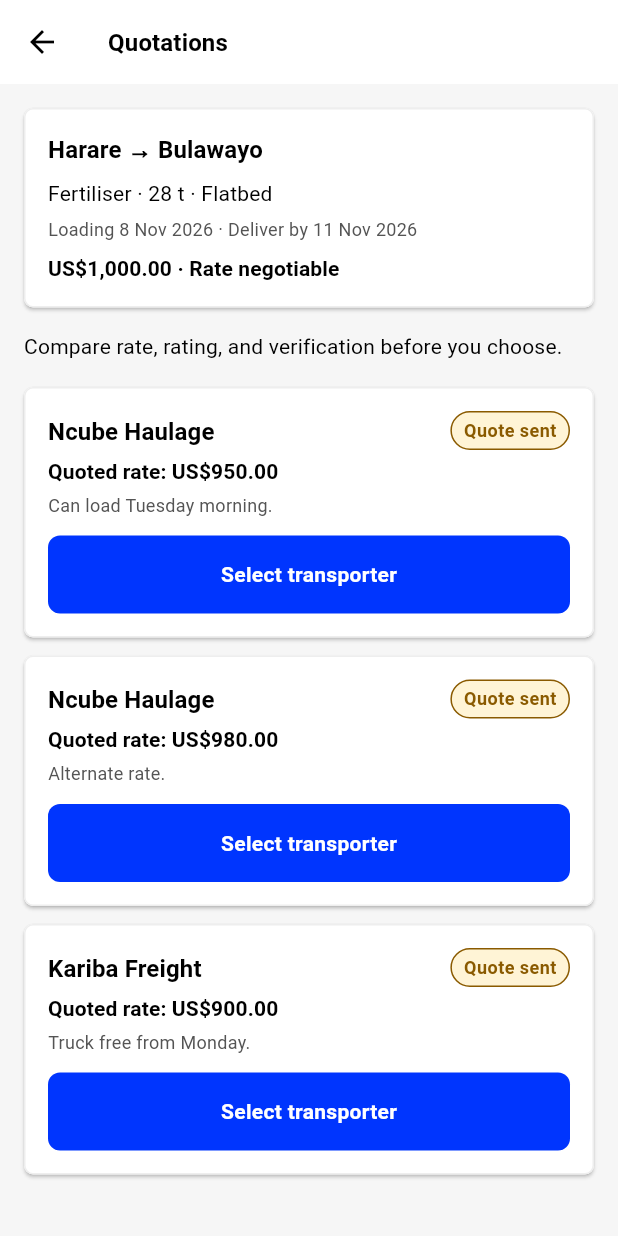
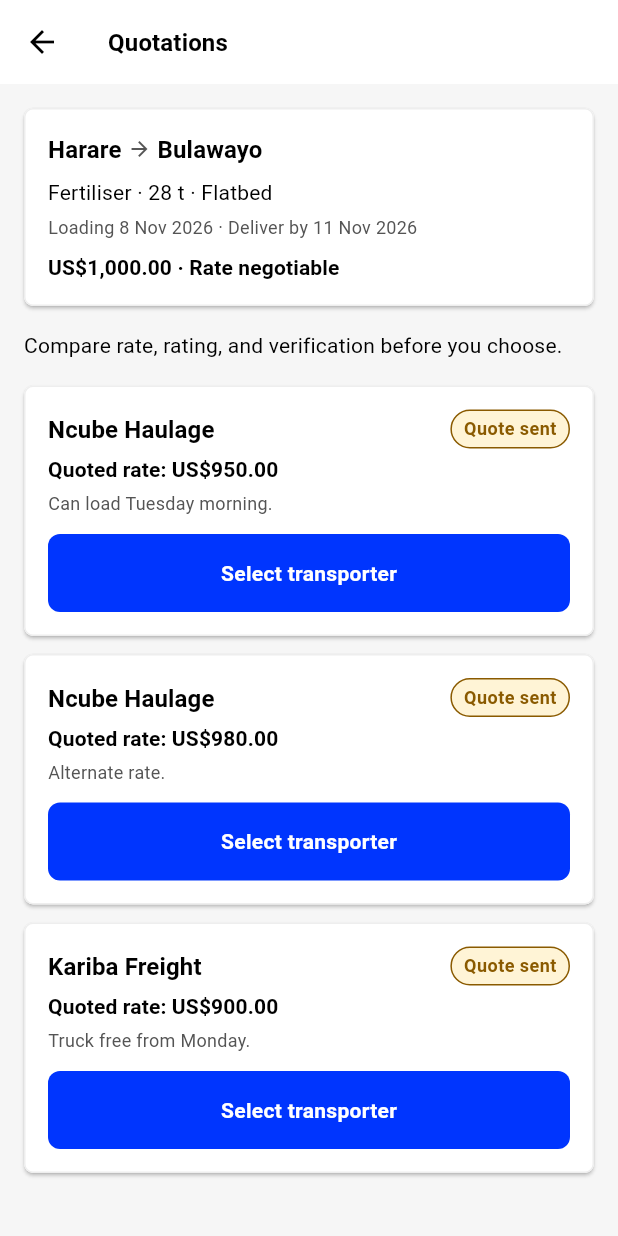
Before and after one commit to craigtanatswa/truber, a Flutter app: the QuotationsScreen screen opened directly with sample values from the repository, on a phone screen of 412 x 824 dp. Run offline on Flutter 3.47's test engine with Material 3 defaults, Android fonts, the phone set to English and light mode, and no system bars; our stand-ins replace flutter_secure_storage, shared_preferences, web; missing offline and left inert: dart:js_interop; accounts and stored records are empty.

Commit message:
fix(mobile): draw route arrows with an icon
The text font has no arrow glyph, so city routes render a forward icon in textSecondary and expose "{from} to {to}" to semantics. Load cards, payout cards, and the booking title all use it.

Co-authored-by: Craig Mudirira <craigtanatswa@users.noreply.github.com>

```diff
--- a/mobile/lib/ui/widgets/load_card.dart
+++ b/mobile/lib/ui/widgets/load_card.dart
@@ -3,6 +3,7 @@ import 'package:truber_design/truber_design.dart';
 
 import '../../copy/strings.dart';
 import '../format/dates.dart';
+import 'route_title.dart';
 
 import '../../models/load.dart';
 
@@ -33,8 +34,9 @@ class LoadCard extends StatelessWidget {
               Row(
                 children: [
                   Expanded(
-                    child: Text(
-                      load.routeLabel,
+                    child: RouteTitle(
+                      from: load.pickupAddress,
+                      to: load.destinationAddress,
                       style: theme.textTheme.titleLarge,
                     ),
                   ),
--- /dev/null
+++ b/mobile/lib/ui/widgets/route_title.dart
@@ -0,0 +1,55 @@
+import 'package:flutter/material.dart';
+import 'package:truber_design/truber_design.dart';
+
+/// City-to-city route. The arrow is an icon: the app font has no `→` glyph.
+class RouteTitle extends StatelessWidget {
+  const RouteTitle({
+    super.key,
+    required this.from,
+    required this.to,
+    this.style,
+  });
+
+  final String from;
+  final String to;
+  final TextStyle? style;
+
+  static const separator = ' → ';
+
+  /// Splits a stored "From → To" label. Null when it is not a two-city route.
+  static ({String from, String to})? split(String label) {
+    final i = label.indexOf(separator);
+    if (i <= 0) return null;
+    final to = label.substring(i + separator.length);
+    if (to.isEmpty) return null;
+    return (from: label.substring(0, i), to: to);
+  }
+
+  @override
+  Widget build(BuildContext context) {
+    final theme = Theme.of(context);
+    final dark = theme.brightness == Brightness.dark;
+    final textStyle = style ?? theme.textTheme.titleLarge;
+    final arrow = dark ? TruberColors.textSecondaryDark : TruberColors.textSecondary;
+    return Semantics(
+      container: true,
+      label: '$from to $to',
+      child: ExcludeSemantics(
+        child: Row(
+          mainAxisSize: MainAxisSize.min,
+          children: [
+            Flexible(
+              child: Text(from, style: textStyle, overflow: TextOverflow.ellipsis),
+            ),
+            const SizedBox(width: TruberSpacing.xs),
+            Icon(Icons.arrow_forward, size: 16, color: arrow),
+            const SizedBox(width: TruberSpacing.xs),
+            Flexible(
+              child: Text(to, style: textStyle, overflow: TextOverflow.ellipsis),
+            ),
+          ],
+        ),
+      ),
+    );
+  }
+}
```
Also changed, not shown: mobile/lib/ui/screens/transporter/transporter_booking_screen.dart (+8 -1 lines), mobile/lib/ui/widgets/payout_summary.dart (+18 -2 lines), 1 other file.
